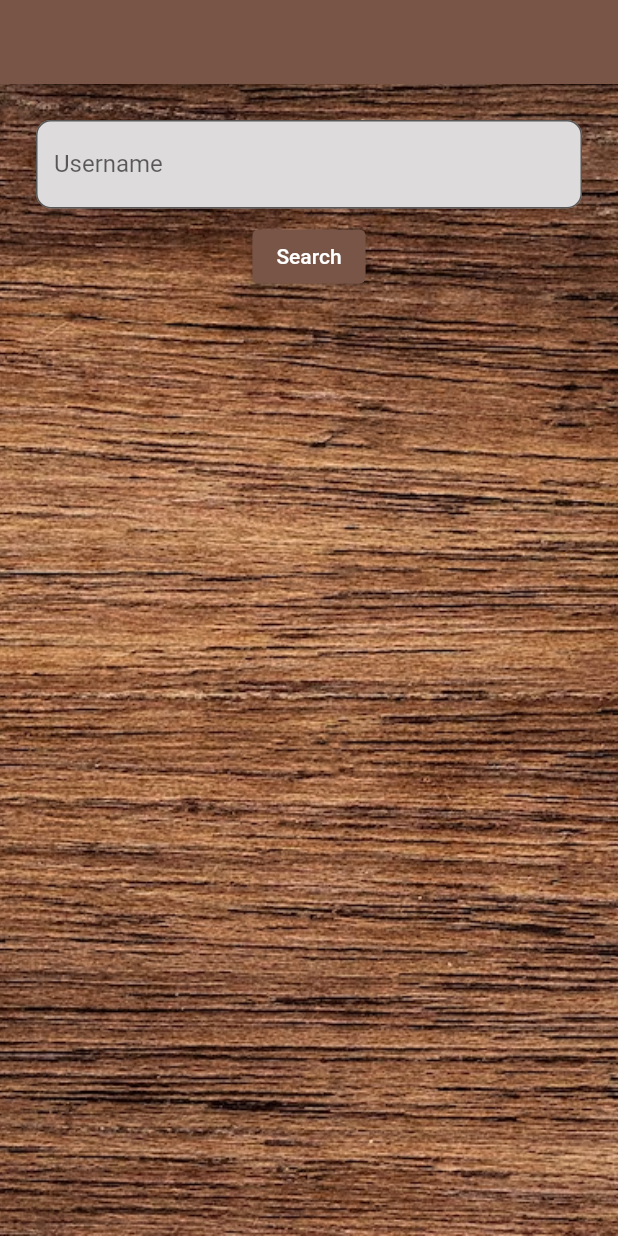
After one commit to dawidwrobel97/chess_champ, a Flutter app: the screen it shows after launch, on a phone screen of 412 x 824 dp. The commit adds this screen. Run offline on Flutter 3.47's test engine with Material 2 defaults, Android fonts, the phone set to English and light mode, and no system bars; our stand-ins replace bloc, dio, flutter_bloc.

Commit message:
Moved widgets to seperate folders

```diff
--- /dev/null
+++ b/lib/src/features/home_page/presentation/widgets/gridview_builder.dart
@@ -0,0 +1,43 @@
+import 'package:chess_app/src/features/home_page/domain/models/chess_game_model.dart';
+import 'package:flutter/material.dart';
+
+class GridviewBuilder extends StatelessWidget {
+  const GridviewBuilder({
+    super.key,
+    required this.chessGamesModels,
+  });
+
+  final List<ChessGameModel>? chessGamesModels;
+
+  @override
+  Widget build(BuildContext context) {
+    return Expanded(
+      child: Padding(
+        padding: const EdgeInsets.all(8.0),
+        child: GridView.builder(
+          gridDelegate: const SliverGridDelegateWithMaxCrossAxisExtent(
+            maxCrossAxisExtent: 200,
+            crossAxisSpacing: 20,
+            mainAxisSpacing: 20,
+          ),
+          itemCount: chessGamesModels?.length ?? 0,
+          itemBuilder: (context, index) {
+            return Container(
+              decoration: BoxDecoration(
+                border: Border.all(
+                  color: Colors.white,
+                ),
+              ),
+              child: Column(
+                children: [
+                  Text(chessGamesModels![index].id),
+                  Text(chessGamesModels![index].rated.toString()),
+                ],
+              ),
+            );
+          },
+        ),
+      ),
+    );
+  }
+}
--- /dev/null
+++ b/lib/src/features/home_page/presentation/widgets/searchbar.dart
@@ -0,0 +1,52 @@
+import 'package:chess_app/src/features/home_page/presentation/cubits/cubit/home_page_cubit.dart';
+import 'package:flutter/material.dart';
+import 'package:flutter_bloc/flutter_bloc.dart';
+
+class SearchTextField extends StatelessWidget {
+  const SearchTextField({
+    super.key,
+    required this.textEditingController,
+  });
+
+  final TextEditingController textEditingController;
+
+  @override
+  Widget build(BuildContext context) {
+    return Padding(
+      padding: const EdgeInsets.all(8.0),
+      child: Column(
+        children: [
+          Padding(
+            padding: const EdgeInsets.all(8.0),
+            child: TextField(
+              controller: textEditingController,
+              decoration: InputDecoration(
+                labelText: 'Username',
+                border: OutlineInputBorder(
+                  borderRadius: BorderRadius.circular(10.0),
+                ),
+                filled: true,
+                fillColor: const Color(0xFFDDDBDB),
+              ),
+            ),
+          ),
+          ElevatedButton(
+            onPressed: () {
+              submit(context);
+            },
+            child: const Text(
+              'Search',
+            ),
+          ),
+        ],
+      ),
+    );
+  }
+
+  void submit(BuildContext context) {
+    context
+        .read<HomePageCubit>()
+        .getUserChessGamesFromId(textEditingController.text);
+    textEditingController.clear();
+  }
+}
```
Also changed, not shown: lib/src/features/home_page/presentation/pages/home_page.dart (+4 -89 lines).
